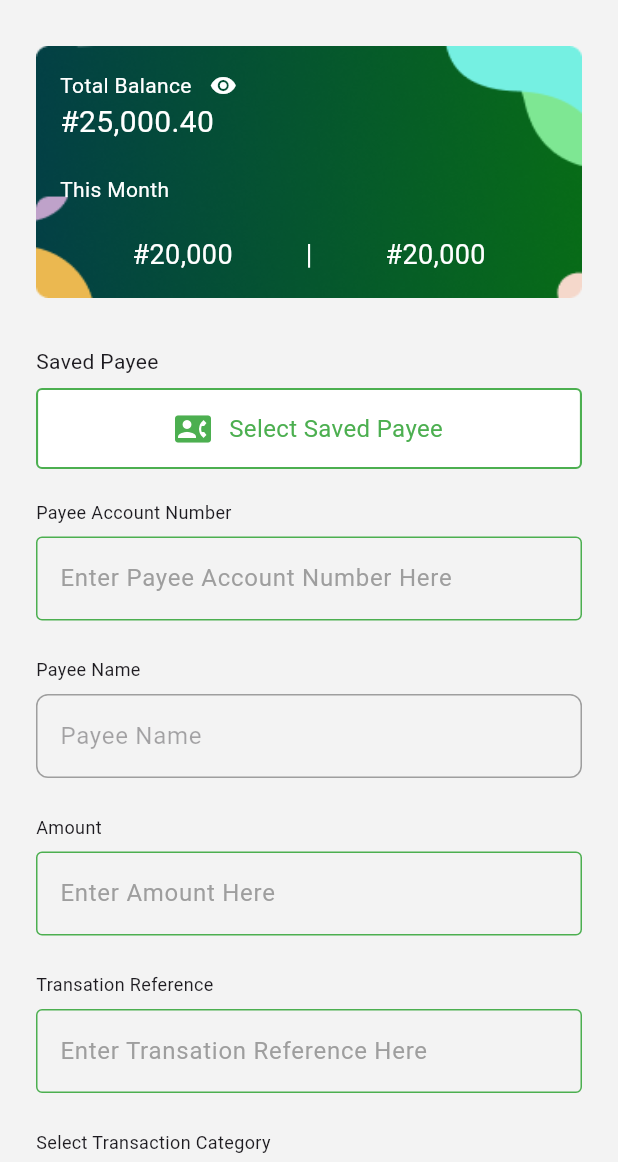
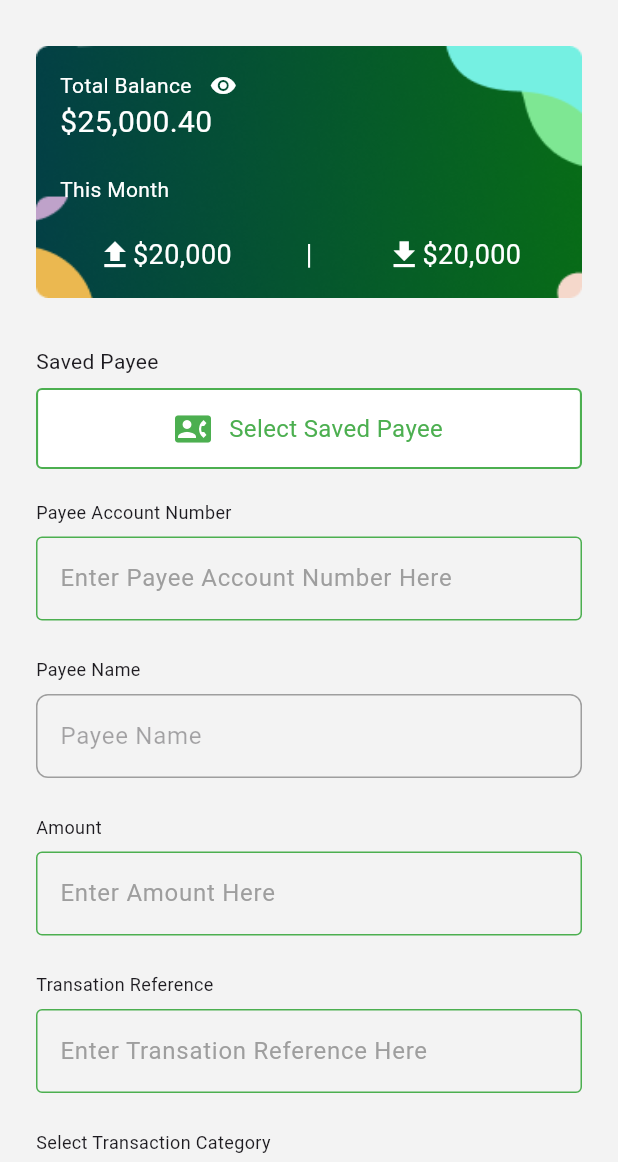
Before and after one commit to olumuyiwaa/fatherland-money, a Flutter app: the ActiveSession screen opened directly, after a tap on "Money Transfer", on a phone screen of 412 x 824 dp, the part 74-1236 px from its top. Run offline on Flutter 3.47's test engine with Material 3 defaults, Android fonts, the phone set to English and light mode, and no system bars; our stand-ins replace fl_chart.

Commit message:
Created drop down to select year option on transation Analytics_widget, modified the look of expenditure_widget

```diff
--- a/lib/active_session.dart
+++ b/lib/active_session.dart
@@ -1,6 +1,6 @@
 // ignore_for_file: prefer_const_constructors
 
-//import 'package:fintech/pages/addon_page.dart';
+import 'package:fintech/pages/addon_page.dart';
 import '../pages/home_page.dart';
 import '../pages/settings_page.dart';
 import '../pages/transaction_log.dart';
@@ -24,7 +24,7 @@ class _ActiveSessionState extends State<ActiveSession> {
   final page = [
     HomePage(),
     TransactionLog(),
-    //  AddonPage(),
+    AddonPage(),
     SettingsPage(),
   ];
   @override
@@ -55,10 +55,10 @@ class _ActiveSessionState extends State<ActiveSession> {
             icon: Icon(Icons.list_alt_rounded),
             label: 'History',
           ),
-          //BottomNavigationBarItem(
-          //  icon: Icon(Icons.widgets_rounded),
-          //  label: 'Add Ons',
-          //),
+          BottomNavigationBarItem(
+            icon: Icon(Icons.widgets_rounded),
+            label: 'Add Ons',
+          ),
           BottomNavigationBarItem(
             icon: Icon(Icons.settings),
             label: 'Settings',
--- a/lib/utilities/Analytics_widget.dart
+++ b/lib/utilities/Analytics_widget.dart
@@ -1,8 +1,8 @@
-// ignore_for_file: prefer_const_constructors, prefer_const_literals_to_create_immutables, file_names
+// ignore_for_file: prefer_const_constructors, prefer_const_literals_to_create_immutables, file_names, library_private_types_in_public_api, use_super_parameters
 import 'package:flutter/material.dart';
 import 'package:fl_chart/fl_chart.dart';
 
-class AnalyticsWidget extends StatelessWidget {
+class AnalyticsWidget extends StatefulWidget {
   final List<double> incomes = [
     2500,
     3000,
@@ -31,9 +31,16 @@ class AnalyticsWidget extends StatelessWidget {
     1200,
     1800,
   ];
+  AnalyticsWidget({
+    Key? key,
+  }) : super(key: key);
 
-  // Constructor to accept incomes and expenditures
-  AnalyticsWidget({super.key});
+  @override
+  _AnalyticsWidgetState createState() => _AnalyticsWidgetState();
+}
+
+class _AnalyticsWidgetState extends State<AnalyticsWidget> {
+  int selectedYear = DateTime.now().year; // Default selected year
 
   @override
   Widget build(BuildContext context) {
@@ -62,15 +69,36 @@ class AnalyticsWidget extends StatelessWidget {
                           TextStyle(fontSize: 14, fontWeight: FontWeight.w400),
                     ),
                     Container(
-                      padding: EdgeInsets.all(8),
+                      padding: EdgeInsets.only(left: 8),
+                      height: 36,
                       decoration: BoxDecoration(
+                        borderRadius: BorderRadius.circular(4),
                         color: Color.fromARGB(255, 243, 243, 243),
                       ),
-                      child: Text(
-                        '2023',
-                        style: TextStyle(fontSize: 10),
+                      child: DropdownButton<int>(
+                        value: selectedYear, // Selected year
+                        items: <int>[
+                          DateTime.now().year,
+                          DateTime.now().year - 1
+                        ].map((int value) {
+                          return DropdownMenuItem<int>(
+                            value: value,
+                            child: Text(
+                              value
+                                  .toString(), // Convert int to String for display
+                              style: TextStyle(fontSize: 10),
+                            ),
+                          );
+                        }).toList(),
+                        onChanged: (newValue) {
+                          setState(() {
+                            selectedYear = newValue!;
+                          });
+                        },
+                        underline: SizedBox(), // Hide underline
+                        icon: Icon(Icons.arrow_drop_down),
                       ),
-                    ),
+                    )
                   ],
                 ),
                 Row(
@@ -119,7 +147,8 @@ class AnalyticsWidget extends StatelessWidget {
                   child: BarChart(
                     BarChartData(
                       // Generating the bar groups for the chart
-                      barGroups: _buildBarGroups(incomes, expenditures),
+                      barGroups:
+                          _buildBarGroups(widget.incomes, widget.expenditures),
                       titlesData: FlTitlesData(
                         leftTitles: AxisTitles(
                           sideTitles: SideTitles(
@@ -214,8 +243,8 @@ class AnalyticsWidget extends StatelessWidget {
                       gridData: FlGridData(show: true), // Show grid lines
                       alignment: BarChartAlignment
                           .spaceBetween, // Spacing between bars
-                      maxY: _calculateMaxY(
-                          incomes, expenditures), // Maximum Y value
+                      maxY: _calculateMaxY(widget.incomes,
+                          widget.expenditures), // Maximum Y value
                     ),
                   ),
                 ),
@@ -230,18 +259,18 @@ class AnalyticsWidget extends StatelessWidget {
   // Method to create bar groups
   List<BarChartGroupData> _buildBarGroups(
       List<double> incomes, List<double> expenditures) {
-    return List.generate(incomes.length, (index) {
+    return List.generate(widget.incomes.length, (index) {
       return BarChartGroupData(
         x: index,
         barRods: [
           BarChartRodData(
-            toY: incomes[index], // Income data
+            toY: widget.incomes[index], // Income data
             color: Colors.lightBlueAccent, // Color for income bars
             width: 8,
             borderRadius: BorderRadius.circular(0),
           ),
           BarChartRodData(
-            toY: expenditures[index], // Expenditure data
+            toY: widget.expenditures[index], // Expenditure data
             color: Colors.green, // Color for expenditure bars
             width: 8,
             borderRadius: BorderRadius.circular(0),
--- a/lib/utilities/expenditure_widget.dart
+++ b/lib/utilities/expenditure_widget.dart
@@ -38,7 +38,7 @@ class _ExpenditureWidgetState extends State<ExpenditureWidget> {
     return Padding(
       padding: const EdgeInsets.fromLTRB(0, 0, 0, 24),
       child: Container(
-        height: 320,
+        height: 300,
         padding: EdgeInsets.all(12),
         decoration: BoxDecoration(
           borderRadius: BorderRadius.circular(8),
@@ -59,7 +59,7 @@ class _ExpenditureWidgetState extends State<ExpenditureWidget> {
                 Container(
                   padding: EdgeInsets.symmetric(horizontal: 12, vertical: 8),
                   decoration: BoxDecoration(
-                    borderRadius: BorderRadius.circular(8),
+                    borderRadius: BorderRadius.circular(4),
                     color: Color.fromARGB(255, 243, 243, 243),
                   ),
                   child: Text(
@@ -69,25 +69,7 @@ class _ExpenditureWidgetState extends State<ExpenditureWidget> {
                 ),
               ],
             ),
-            // Tab Bar for Categories
-            Container(
-              padding: EdgeInsets.all(4),
-              decoration: BoxDecoration(
-                borderRadius: BorderRadius.circular(4),
-                color: Color.fromARGB(255, 243, 243, 243),
-              ),
-              child: Row(
-                mainAxisAlignment: MainAxisAlignment.spaceBetween,
-                children: [
-                  // logic to switch between tabs will come in
-                  buildTabItem('All Budgets', isActive: true),
-                  buildTabItem('Gadgets'),
-                  buildTabItem('Utilities'),
-                  buildTabItem('Transport'),
-                ],
-              ),
-            ),
-            // Total Allocated
+            // Total
             Row(
               mainAxisAlignment: MainAxisAlignment.spaceBetween,
               children: [
@@ -97,7 +79,7 @@ class _ExpenditureWidgetState extends State<ExpenditureWidget> {
                 ),
                 Text(
                   '\$${formatter.format(total)}',
-                  style: TextStyle(fontSize: 16, fontWeight: FontWeight.bold),
+                  style: TextStyle(fontSize: 16, fontWeight: FontWeight.w500),
                 ),
               ],
             ),
@@ -138,23 +120,6 @@ class _ExpenditureWidgetState extends State<ExpenditureWidget> {
     );
   }
 
-  Widget buildTabItem(String title, {bool isActive = false}) {
-    return Container(
-      padding: EdgeInsets.all(4),
-      decoration: BoxDecoration(
-        color: isActive ? Colors.white : Colors.transparent,
-        borderRadius: BorderRadius.circular(4),
-      ),
-      child: Text(
-        title,
-        style: TextStyle(
-          fontSize: 10,
-          fontWeight: isActive ? FontWeight.bold : FontWeight.normal,
-        ),
-      ),
-    );
-  }
-
   Widget buildCategoryBreakdown(
       String title, Color color, double percentage, double amount) {
     return Row(
--- a/lib/utilities/transfer_and_remitance_balance.dart
+++ b/lib/utilities/transfer_and_remitance_balance.dart
@@ -39,7 +39,7 @@ class TransferAndRemitanceBalance extends StatelessWidget {
                 ],
               ),
               Text(
-                '#25,000.40',
+                '\$25,000.40',
                 style: TextStyle(color: Colors.white, fontSize: 20),
               ),
             ],
@@ -48,26 +48,39 @@ class TransferAndRemitanceBalance extends StatelessWidget {
             'This Month',
             style: TextStyle(color: Colors.white, fontSize: 14),
           ),
-          Padding(
-            padding: EdgeInsets.fromLTRB(24, 0, 24, 0),
-            child: Row(
+          Row(
             mainAxisAlignment: MainAxisAlignment.spaceAround,
             children: [
+              Row(
+                children: [
+                  Icon(
+                    Icons.upload,
+                    color: Colors.white,
+                  ),
                   Text(
-                  '#20,000',
+                    '\$20,000',
                     style: TextStyle(color: Colors.white, fontSize: 18),
+                  ),
+                ],
               ),
               Text(
                 '|',
                 style: TextStyle(color: Colors.white, fontSize: 18),
               ),
+              Row(
+                children: [
+                  Icon(
+                    Icons.download,
+                    color: Colors.white,
+                  ),
                   Text(
-                  '#20,000',
+                    '\$20,000',
                     style: TextStyle(color: Colors.white, fontSize: 18),
+                  ),
+                ],
               )
             ],
           ),
-          )
         ],
       ),
     );
```
Lines whose indentation alone changed are shown as unchanged.
